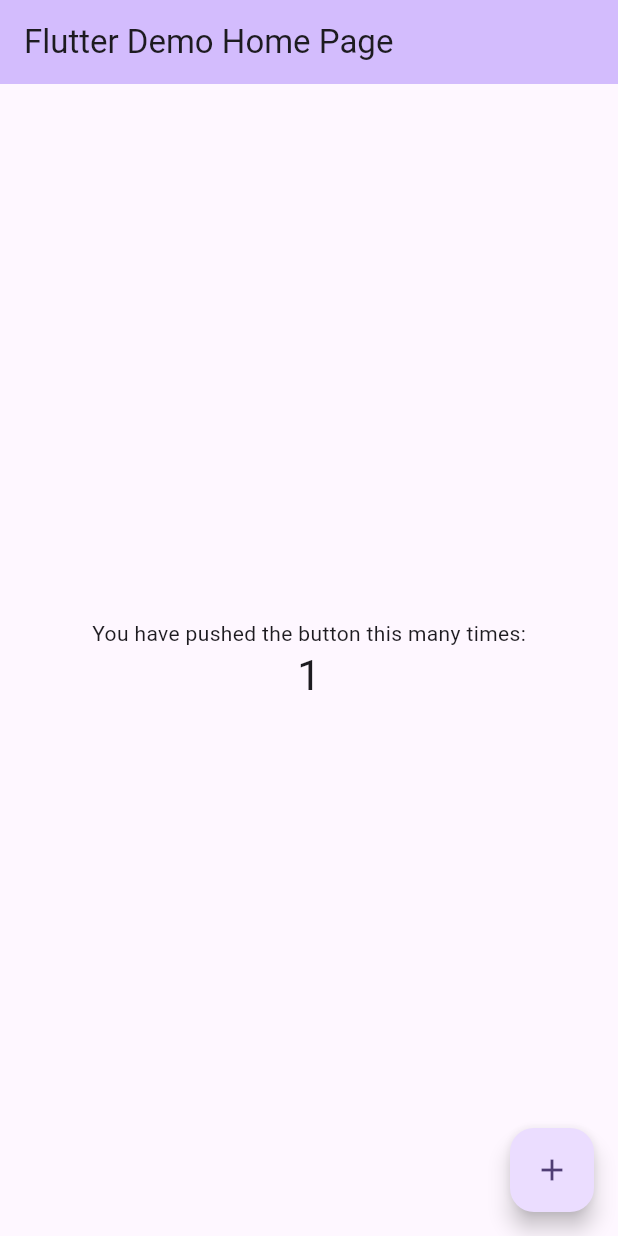
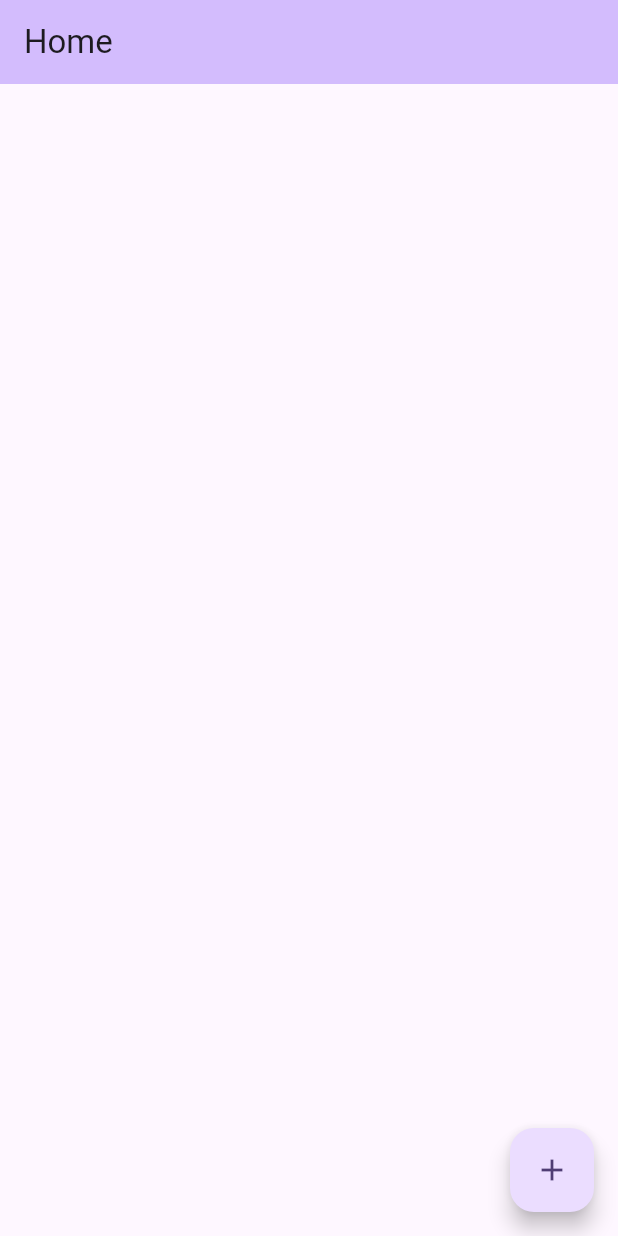
Before and after one commit to jacob13smith/COMP8047-Project, a Flutter app: the screen it shows after launch, after a tap on the "add" icon, on a phone screen of 412 x 824 dp. Run offline on Flutter 3.47's test engine with Material 2 defaults, Android fonts, the phone set to English and light mode, and no system bars.

```diff
--- a/client/lib/main.dart
+++ b/client/lib/main.dart
@@ -1,4 +1,5 @@
 import 'package:flutter/material.dart';
+import 'dart:io';
 
 void main() {
   runApp(const MyApp());
@@ -7,46 +8,21 @@ void main() {
 class MyApp extends StatelessWidget {
   const MyApp({super.key});
 
-  // This widget is the root of your application.
   @override
   Widget build(BuildContext context) {
     return MaterialApp(
-      title: 'Flutter Demo',
+      title: 'Blockchain EHR System',
       theme: ThemeData(
-        // This is the theme of your application.
-        //
-        // TRY THIS: Try running your application with "flutter run". You'll see
-        // the application has a blue toolbar. Then, without quitting the app,
-        // try changing the seedColor in the colorScheme below to Colors.green
-        // and then invoke "hot reload" (save your changes or press the "hot
-        // reload" button in a Flutter-supported IDE, or press "r" if you used
-        // the command line to start the app).
-        //
-        // Notice that the counter didn't reset back to zero; the application
-        // state is not lost during the reload. To reset the state, use hot
-        // restart instead.
-        //
-        // This works for code too, not just values: Most code changes can be
-        // tested with just a hot reload.
         colorScheme: ColorScheme.fromSeed(seedColor: Colors.deepPurple),
         useMaterial3: true,
       ),
-      home: const MyHomePage(title: 'Flutter Demo Home Page'),
+      home: const MyHomePage(title: 'Home'),
     );
   }
 }
 
 class MyHomePage extends StatefulWidget {
   const MyHomePage({super.key, required this.title});
-
-  // This widget is the home page of your application. It is stateful, meaning
-  // that it has a State object (defined below) that contains fields that affect
-  // how it looks.
-
-  // This class is the configuration for the state. It holds the values (in this
-  // case the title) provided by the parent (in this case the App widget) and
-  // used by the build method of the State. Fields in a Widget subclass are
-  // always marked "final".
 
   final String title;
 
@@ -55,71 +31,52 @@ class MyHomePage extends StatefulWidget {
 }
 
 class _MyHomePageState extends State<MyHomePage> {
-  int _counter = 0;
+  InternetAddress? host;
 
-  void _incrementCounter() {
-    setState(() {
-      // This call to setState tells the Flutter framework that something has
-      // changed in this State, which causes it to rerun the build method below
-      // so that the display can reflect the updated values. If we changed
-      // _counter without calling setState(), then the build method would not be
-      // called again, and so nothing would appear to happen.
-      _counter++;
+  void _connectToDaemon() {
+    host = InternetAddress("/tmp/ehr.sock", type: InternetAddressType.unix);
+    RawSocket.connect(host, 0).then((socket) {
+      socket.listen((event) {
+        if (event == RawSocketEvent.read) {
+          // Data is available to read
+          List<int> data = socket.read() as List<int>;
+          if (data != null) {
+            String message = String.fromCharCodes(data);
+            print('Received data: $message');
+          }
+        } else if (event == RawSocketEvent.write) {
+          // The socket is ready for writing
+          print('Socket is ready for writing.');
+        } else if (event == RawSocketEvent.readClosed) {
+          // The remote end has closed the connection
+          print('Connection closed by the remote end.');
+          socket.close();
+        } else if (event == RawSocketEvent.closed) {
+          // The socket has been fully closed
+          print('Socket is fully closed.');
+        }
+      });
     });
   }
 
   @override
   Widget build(BuildContext context) {
-    // This method is rerun every time setState is called, for instance as done
-    // by the _incrementCounter method above.
-    //
-    // The Flutter framework has been optimized to make rerunning build methods
-    // fast, so that you can just rebuild anything that needs updating rather
-    // than having to individually change instances of widgets.
     return Scaffold(
       appBar: AppBar(
-        // TRY THIS: Try changing the color here to a specific color (to
-        // Colors.amber, perhaps?) and trigger a hot reload to see the AppBar
-        // change color while the other colors stay the same.
         backgroundColor: Theme.of(context).colorScheme.inversePrimary,
-        // Here we take the value from the MyHomePage object that was created by
-        // the App.build method, and use it to set our appbar title.
         title: Text(widget.title),
       ),
-      body: Center(
-        // Center is a layout widget. It takes a single child and positions it
-        // in the middle of the parent.
+      body: const Center(
         child: Column(
-          // Column is also a layout widget. It takes a list of children and
-          // arranges them vertically. By default, it sizes itself to fit its
-          // children horizontally, and tries to be as tall as its parent.
-          //
-          // Column has various properties to control how it sizes itself and
-          // how it positions its children. Here we use mainAxisAlignment to
-          // center the children vertically; the main axis here is the vertical
-          // axis because Columns are vertical (the cross axis would be
-          // horizontal).
-          //
-          // TRY THIS: Invoke "debug painting" (choose the "Toggle Debug Paint"
-          // action in the IDE, or press "p" in the console), to see the
-          // wireframe for each widget.
           mainAxisAlignment: MainAxisAlignment.center,
-          children: <Widget>[
-            const Text(
-              'You have pushed the button this many times:',
-            ),
-            Text(
-              '$_counter',
-              style: Theme.of(context).textTheme.headlineMedium,
-            ),
-          ],
+          children: <Widget>[],
         ),
       ),
       floatingActionButton: FloatingActionButton(
-        onPressed: _incrementCounter,
-        tooltip: 'Increment',
+        onPressed: _connectToDaemon,
+        tooltip: 'Connect to daemon',
         child: const Icon(Icons.add),
-      ), // This trailing comma makes auto-formatting nicer for build methods.
+      ),
     );
   }
 }
```
Also changed, not shown: 2 other files.
